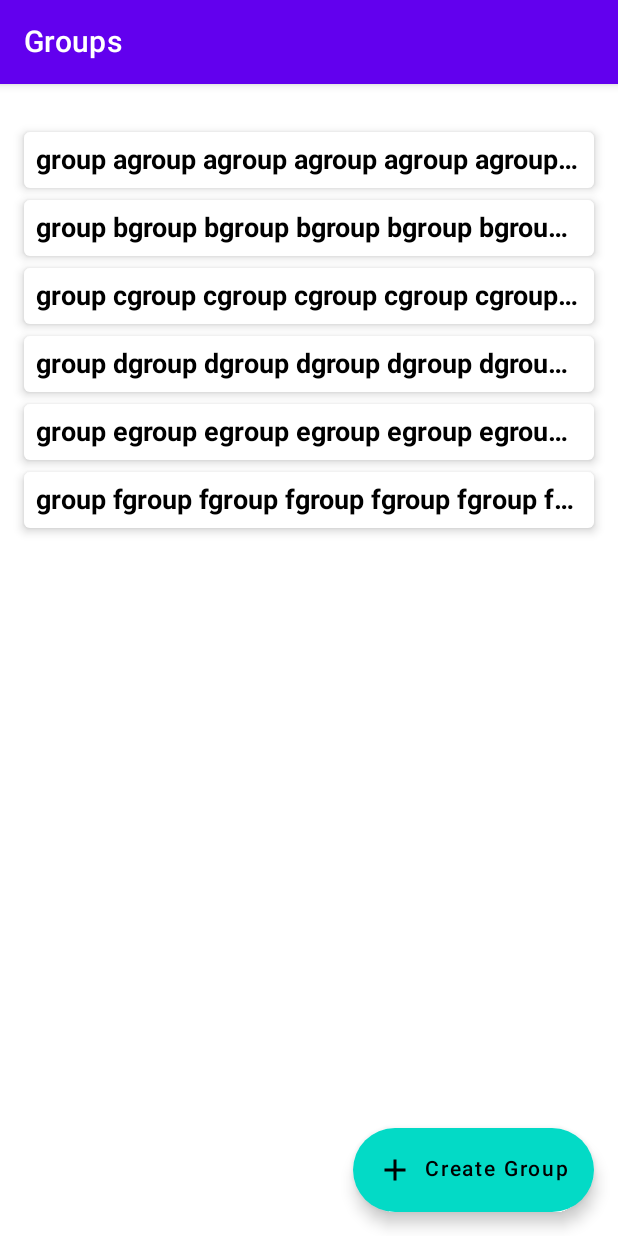
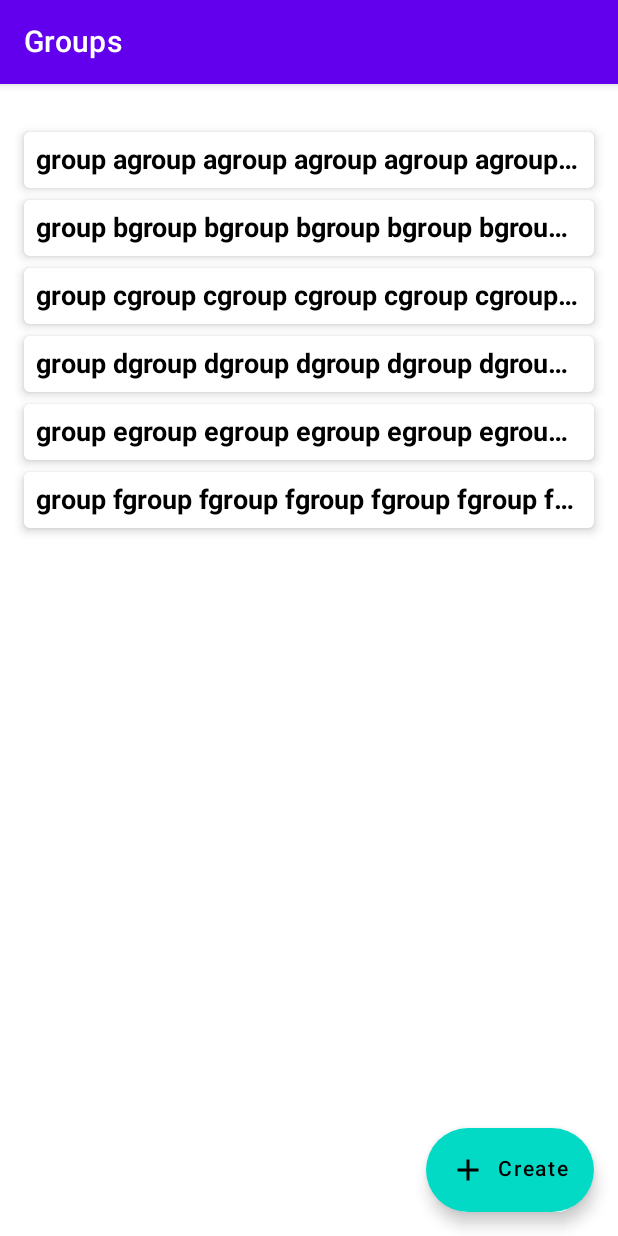
Before and after one commit to cloner93/Go-Dutch, an Android app built with Jetpack Compose: the @Preview function groupsScreenPreview, on a phone screen of 412 x 824 dp. Run offline under Robolectric (Android 15) with nearby library versions, the phone set to English and light mode, and no system bars.

Commit message:
set costume name for TopAppBar and expendedFloatingActionButton.

```diff
--- a/app/src/main/java/com/milad/go_dutch/view/GroupsScreeen.kt
+++ b/app/src/main/java/com/milad/go_dutch/view/GroupsScreeen.kt
@@ -27,8 +27,8 @@ fun HomeScreen() {
         "group a", "group b", "group c", "group d", "group e", "group f"
     )
     Scaffold(
-        topBar = { TopAppBar() },
-        floatingActionButton = { HomeFloatingActionButton(lazyListState.isScrollingUp()) {} },
+        topBar = { TopAppBar("Groups") },
+        floatingActionButton = { HomeFloatingActionButton(lazyListState.isScrollingUp(),"Create") {} },
         content = HomeScreenContent(lazyListState, groupList)
     )
 }
@@ -80,7 +80,7 @@ fun listItemPreview() {
 }
 
 @Composable
-private fun LazyListState.isScrollingUp(): Boolean {
+fun LazyListState.isScrollingUp(): Boolean {
     var previousIndex by remember(this) { mutableStateOf(firstVisibleItemIndex) }
     var previousScrollOffset by remember(this) { mutableStateOf(firstVisibleItemScrollOffset) }
     return remember(this) {
@@ -98,9 +98,10 @@ private fun LazyListState.isScrollingUp(): Boolean {
 }
 
 @Composable
-private fun HomeFloatingActionButton(
+fun HomeFloatingActionButton(
     extended: Boolean,
-    onClick: () -> Unit
+    text: String = "",
+    onClick: () -> Unit,
 ) {
     FloatingActionButton(onClick = onClick) {
         Row(
@@ -112,7 +113,7 @@ private fun HomeFloatingActionButton(
             )
             AnimatedVisibility(visible = extended) {
                 Text(
-                    text = "Create Group",
+                    text = text,
                     modifier = Modifier.padding(start = 8.dp, top = 3.dp)
                 )
             }
@@ -129,16 +130,16 @@ fun groupsScreenPreview() {
 @Preview
 @Composable
 fun expendedPreview() {
-    HomeFloatingActionButton(false) {}
+    HomeFloatingActionButton(false,"Create Group") {}
 }
 
 @Preview
 @Composable
 fun collapsedPreview() {
-    HomeFloatingActionButton(true) {}
+    HomeFloatingActionButton(true,"Create Group") {}
 }
 
 @Composable
-fun TopAppBar() {
-    TopAppBar(title = { Text("Groups") })
+fun TopAppBar(title: String) {
+    TopAppBar(title = { Text(title) })
 }
```
